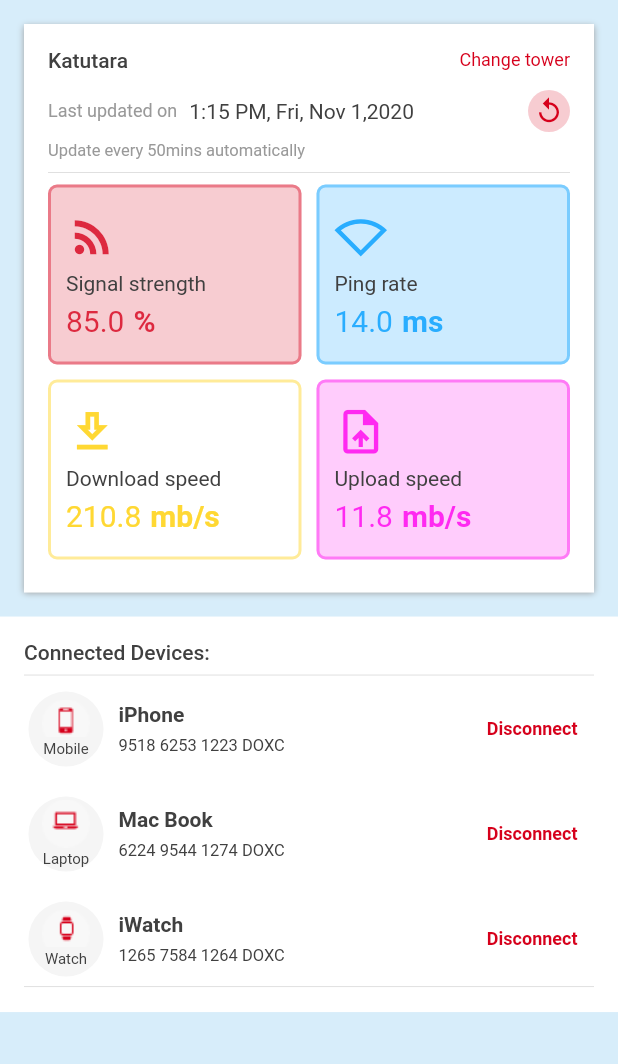
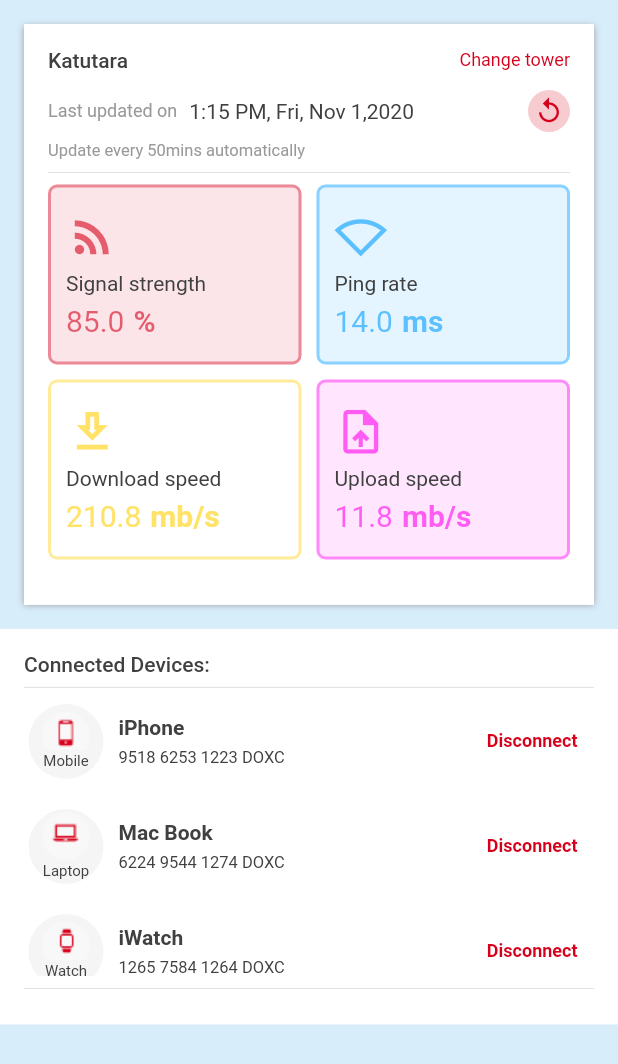
Before and after one commit to irisktaker/airtel, a Flutter app: the ModemScreen screen opened directly, on a phone screen of 412 x 824 dp. Shown: the top 1064 px of the screen. Run offline on Flutter 3.47's test engine with Material 2 defaults, Android fonts, the light colour scheme and no system bars; our stand-ins replace flutter_secure_storage, form_field_validator, getwidget; missing offline and left inert: circular_chart_flutter; accounts and stored records are empty.

Commit message:
profile screen

```diff
--- a/lib/main.dart
+++ b/lib/main.dart
@@ -17,8 +17,8 @@ class MyApp extends StatelessWidget {
         primarySwatch: Colors.blue,
         visualDensity: VisualDensity.adaptivePlatformDensity,
       ),
-      // home: const SplashScreen(),
-      home: const ToggleBarScreens(),
+      home: const SplashScreen(),
+      // home: const ToggleBarScreens(),
     );
   }
 }
--- /dev/null
+++ b/lib/models/profile_data.dart
@@ -0,0 +1,13 @@
+import 'package:flutter/cupertino.dart';
+
+class ProfileData {
+  String image;
+  String description;
+  VoidCallback onPress;
+
+  ProfileData({
+    required this.image,
+    required this.description,
+    required this.onPress,
+  });
+}
--- a/lib/screens/modem/modem_screen.dart
+++ b/lib/screens/modem/modem_screen.dart
@@ -20,7 +20,7 @@ class _ModemScreenState extends State<ModemScreen> {
         children: [
           Container(
             width: size.width,
-            height: size.height * 0.46,
+            height: size.height * 0.47,
             margin: const EdgeInsets.all(16),
             padding: const EdgeInsets.all(16),
             decoration: BoxDecoration(
@@ -78,7 +78,9 @@ class _ModemScreenState extends State<ModemScreen> {
                           ),
                         ),
                         const Spacer(),
-                        CircleAvatar(
+                        InkWell(
+                          onTap: () {},
+                          child: CircleAvatar(
                             backgroundColor:
                                 AppColors.color.red.withOpacity(0.20),
                             radius: 14,
@@ -86,6 +88,7 @@ class _ModemScreenState extends State<ModemScreen> {
                               Icons.replay,
                               size: 20,
                               color: AppColors.color.red,
+                            ),
                           ),
                         ),
                       ],
@@ -115,9 +118,11 @@ class _ModemScreenState extends State<ModemScreen> {
                       return Container(
                         padding: const EdgeInsets.all(10),
                         decoration: BoxDecoration(
-                          color: Singleton.instance.internetDetails[index].bgColor,
+                          color:
+                              Singleton.instance.internetDetails[index].bgColor,
                           border: Border.all(
-                            color: Singleton.instance.internetDetails[index].borderColor,
+                            color: Singleton
+                                .instance.internetDetails[index].borderColor,
                             width: 2,
                           ),
                           borderRadius: BorderRadius.circular(6),
@@ -128,7 +133,8 @@ class _ModemScreenState extends State<ModemScreen> {
                           children: [
                             Icon(
                               Singleton.instance.internetDetails[index].icon,
-                              color: Singleton.instance.internetDetails[index].foregroundColor,
+                              color: Singleton.instance.internetDetails[index]
+                                  .foregroundColor,
                               size: 35,
                             ),
                             Text(
@@ -144,16 +150,19 @@ class _ModemScreenState extends State<ModemScreen> {
                                       .instance.internetDetails[index].value
                                       .toString(),
                                   style: TextStyle(
-                                    color: Singleton.instance.internetDetails[index].foregroundColor,
-                                    fontSize: 20
-                                  ),
+                                      color: Singleton
+                                          .instance
+                                          .internetDetails[index]
+                                          .foregroundColor,
+                                      fontSize: 20),
                                 ),
                                 const SizedBox(width: 6),
                                 Text(
                                   Singleton.instance.internetDetails[index]
                                       .indicator,
                                   style: TextStyle(
-                                    color: Singleton.instance.internetDetails[index].foregroundColor,
+                                    color: Singleton.instance
+                                        .internetDetails[index].foregroundColor,
                                     fontSize: 20,
                                     fontWeight: FontWeight.bold,
                                   ),
@@ -173,6 +182,7 @@ class _ModemScreenState extends State<ModemScreen> {
             width: size.width,
             height: size.height * 0.32,
             padding: const EdgeInsets.all(16),
+            margin: const EdgeInsets.only(bottom: 16),
             decoration: BoxDecoration(
               color: AppColors.color.white,
             ),
@@ -283,7 +293,7 @@ class _ModemScreenState extends State<ModemScreen> {
                     ),
                   ),
                 ),
-                const Divider(height: 2),
+                const Divider(),
               ],
             ),
           ),
--- a/lib/singleton/singleton.dart
+++ b/lib/singleton/singleton.dart
@@ -1,5 +1,6 @@
 import 'package:flutter/material.dart';
 
+import '../models/profile_data.dart';
 import '../utilities/constantces.dart';
 import '/models/connected_devices.dart';
 import '/models/popular_plans.dart';
@@ -124,39 +125,64 @@ class Singleton {
       text: "Signal strength",
       value: 85,
       indicator: "%",
-      bgColor: AppColors.color.red.withOpacity(0.2),
+      bgColor: AppColors.color.red.withOpacity(0.1),
       borderColor: AppColors.color.red.withOpacity(0.4),
-      foregroundColor: AppColors.color.red.withOpacity(0.8),
+      foregroundColor: AppColors.color.red.withOpacity(0.6),
     ),
-
     InternetDetails(
       icon: Icons.signal_wifi_0_bar,
       text: "Ping rate",
       value: 14,
       indicator: "ms",
-      bgColor: AppColors.color.blue.withOpacity(0.2),
+      bgColor: AppColors.color.blue.withOpacity(0.1),
       borderColor: AppColors.color.blue.withOpacity(0.4),
-      foregroundColor: AppColors.color.blue.withOpacity(0.8),
+      foregroundColor: AppColors.color.blue.withOpacity(0.6),
     ),
-
     InternetDetails(
       icon: Icons.download_outlined,
       text: "Download speed",
       value: 210.8,
       indicator: "mb/s",
-      bgColor: AppColors.color.white.withOpacity(0.2),
+      bgColor: AppColors.color.white.withOpacity(0.1),
       borderColor: AppColors.color.yellow.withOpacity(0.4),
-      foregroundColor: AppColors.color.yellow.withOpacity(0.8),
+      foregroundColor: AppColors.color.yellow.withOpacity(0.6),
     ),
-
     InternetDetails(
       icon: Icons.upload_file_outlined,
       text: "Upload speed",
       value: 11.8,
       indicator: "mb/s",
-      bgColor: AppColors.color.pink.withOpacity(0.2),
+      bgColor: AppColors.color.pink.withOpacity(0.1),
       borderColor: AppColors.color.pink.withOpacity(0.4),
-      foregroundColor: AppColors.color.pink.withOpacity(0.8),
+      foregroundColor: AppColors.color.pink.withOpacity(0.6),
+    ),
+  ];
+
+  List<ProfileData> profileData = [
+    ProfileData(
+      image: "assets/images/billsandpay.png",
+      description: "Bills & Payments",
+      onPress: (){},
+    ),
+    ProfileData(
+      image: "assets/images/portalsettings.png",
+      description: "Portal settings",
+      onPress: (){},
+    ),
+    ProfileData(
+      image: "assets/images/broadband.png",
+      description: "Broadband settings",
+      onPress: (){},
+    ),
+    ProfileData(
+      image: "assets/images/support.png",
+      description: "Support",
+      onPress: (){},
+    ),
+    ProfileData(
+      image: "assets/images/signout.png",
+      description: "Signout",
+      onPress: (){},
     ),
   ];
 }
```
Also changed, not shown: lib/screens/profile/profile_screen.dart (+117 -1 lines), lib/screens/usage/usage_screen.dart (+4 -4 lines). Lines whose indentation alone changed are shown as unchanged.
